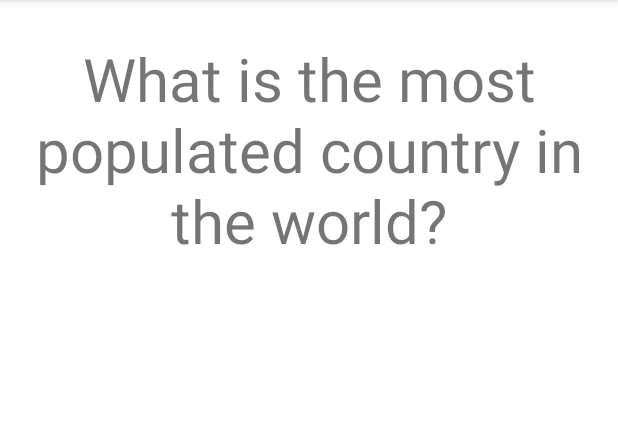
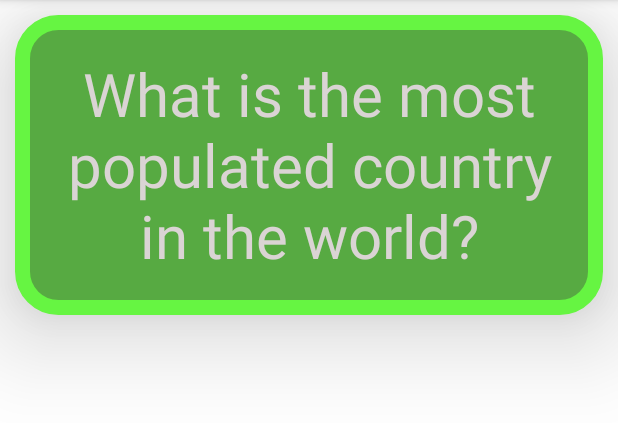
Before and after one commit to 19exceraya1/RayansFlashcards, an Android app: the screen it shows after launch (MainActivity), on a phone screen of 412 x 824 dp, the part 84-507 px from its top. Run offline under Robolectric (Android 15) with nearby library versions, the phone set to English and light mode, and no system bars.

Commit message:
add project

```diff
--- a/app/src/main/java/com/example/rayansflashcards/MainActivity.java
+++ b/app/src/main/java/com/example/rayansflashcards/MainActivity.java
@@ -22,5 +22,13 @@ public class MainActivity extends AppCompatActivity {
                 answerTextView.setVisibility(View.VISIBLE);
             }
         });
+
+        answerTextView.setOnClickListener(new View.OnClickListener() {
+            @Override
+            public void onClick(View v) {
+                answerTextView.setVisibility(View.INVISIBLE);
+                questionTextView.setVisibility(View.VISIBLE);
+            }
+        });
     }
 }
--- /dev/null
+++ b/app/src/main/res/drawable/flashcard_answer_background.xml
@@ -0,0 +1,4 @@
+<?xml version="1.0" encoding="utf-8"?>
+<selector xmlns:android="http://schemas.android.com/apk/res/android">
+
+</selector>
--- /dev/null
+++ b/app/src/main/res/drawable/solid_color_shape.xml
@@ -0,0 +1,12 @@
+<?xml version="1.0" encoding="utf-8"?>
+<shape xmlns:android="http://schemas.android.com/apk/res/android"
+    android:shape="rectangle">
+    <corners android:radius="24dp"/>
+    <stroke android:width="10dp" android:color="#66f542"/>
+    <solid android:color="#57AA42"/>
+    <padding android:bottom="20dp" android:left="20dp"
+        android:right="20dp" android:top="20dp"/>
+
+
+
+</shape>
--- a/app/src/main/res/layout/activity_main.xml
+++ b/app/src/main/res/layout/activity_main.xml
@@ -12,9 +12,13 @@
         android:layout_width="match_parent"
         android:layout_height="200dp"
         android:text="What is the most populated country in the world?"
+        android:textColor="#DAD4D4"
         android:textSize="40sp"
         android:gravity="center"
-        android:visibility="visible"/>
+        android:visibility="visible"
+        android:layout_margin="10dp"
+        android:elevation="40dp"
+        android:background="@drawable/solid_color_shape"/>
     <TextView
         android:id="@+id/flashcard_answer"
         android:layout_width="match_parent"
@@ -22,6 +26,8 @@
         android:text="China"
         android:textSize="40sp"
         android:gravity="center"
-        android:visibility="invisible"/>
+        android:visibility="invisible"
+        android:textColor="#eb3480"
+        android:background="#3437eb" />
 
 </android.widget.RelativeLayout>
```
